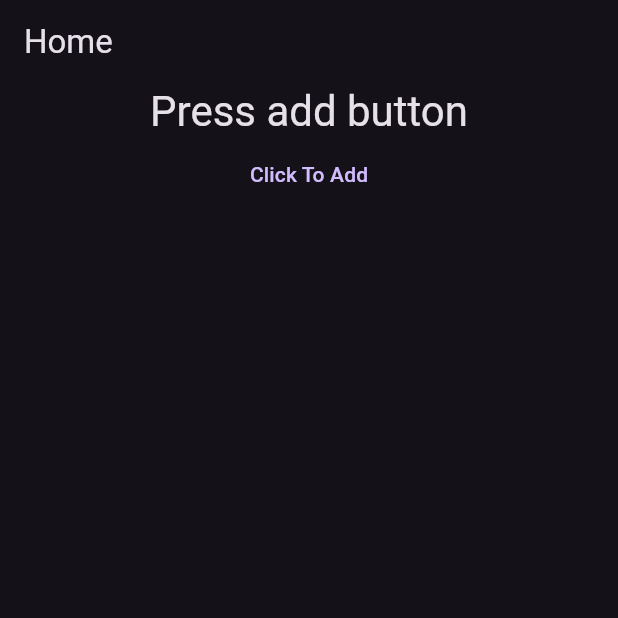
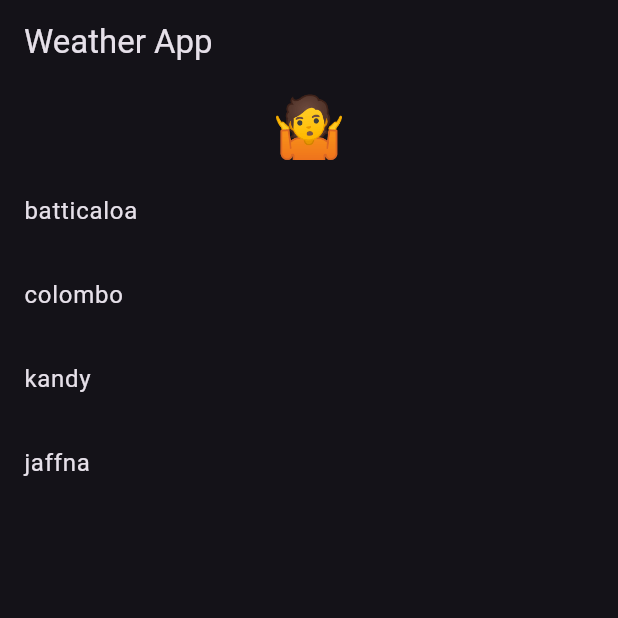
Before and after one commit to Danushan99/riverpod, a Flutter app: the screen it shows after launch, on a phone screen of 412 x 824 dp, the top half of it. Run offline on Flutter 3.47's test engine with Material 3 defaults, Android fonts, the phone set to English and light mode, and no system bars; our stand-ins replace hooks_riverpod.

Commit message:
done ex 3

```diff
--- /dev/null
+++ b/lib/enum.dart
@@ -0,0 +1,6 @@
+enum City {
+  batticaloa,
+  colombo,
+  kandy,
+  jaffna,
+}
--- a/lib/main.dart
+++ b/lib/main.dart
@@ -1,36 +1,13 @@
 import 'package:flutter/material.dart';
 import 'package:hooks_riverpod/hooks_riverpod.dart';
+import 'package:riverpod_ex_1/enum.dart';
 
 void main() {
   runApp(const ProviderScope(child: MyApp()));
 }
 
-extension OriginalInfexAdition<T extends num> on T? {
-  T? operator +(T? others) {
-    final shadow = this;
-    if (shadow != null) {
-      return shadow + (others ?? 0) as T;
-    } else {
-      return null;
-    }
-  }
-}
-
-//notifier
-class Counter extends StateNotifier<int?> {
-  Counter() : super(null);
-  // void incremennt() => state++;
-  void incremennt() => state = state == null ? 1 : state + 1;
-  int? get value => state;
-}
-
-//provider
-final CounterProvider =
-    StateNotifierProvider<Counter, int?>((ref) => Counter());
-
 class MyApp extends StatelessWidget {
   const MyApp({super.key});
-
   @override
   Widget build(BuildContext context) {
     return MaterialApp(
@@ -45,39 +22,77 @@ class MyApp extends StatelessWidget {
   }
 }
 
+typedef WetherEmoji = String;
+const unKnownWetherEmoji = '🤷';
+
+Future<WetherEmoji> getWether(City city) {
+  return Future.delayed(
+    const Duration(seconds: 2),
+    () =>
+        {
+          City.batticaloa: '🌦️',
+          City.jaffna: '🌧️',
+          City.colombo: '🌧️',
+          City.kandy: '☀️'
+        }[city] ??
+        unKnownWetherEmoji,
+  );
+}
+
+final currentCityProvider = StateProvider<City?>(
+  (ref) => null,
+);
+
+final wetherProvider = FutureProvider<WetherEmoji>((ref) {
+  final city = ref.watch(currentCityProvider);
+  if (city != null) {
+    return getWether(city);
+  } else {
+    return Future.value(unKnownWetherEmoji);
+  }
+});
+
 class HomePage extends ConsumerWidget {
   const HomePage({super.key});
 
   @override
   Widget build(BuildContext context, WidgetRef ref) {
+    final currentWether = ref.watch(wetherProvider);
     return Scaffold(
       appBar: AppBar(
-        title: const Text("Home"),
+        title: const Text("Weather App"),
       ),
-      body: SingleChildScrollView(
-          child: Column(
-        crossAxisAlignment: CrossAxisAlignment.stretch,
+      body: Column(
         children: [
-          Consumer(
-            builder: (context, ref, child) {
-              final count = ref.watch(CounterProvider);
-              final pressValue =
-                  count == null ? 'Press add button' : count.toString();
-              return Center(
-                child: Text(
-                  pressValue,
-                  style: Theme.of(context).textTheme.headlineMedium,
-                ),
-              );
+          currentWether.when(
+            data: (data) => Text(
+              data,
+              style: const TextStyle(fontSize: 40),
+            ),
+            error: (_, __) => const Text("Error"),
+            loading: () => const Padding(
+              padding: EdgeInsets.all(18.0),
+              child: CircularProgressIndicator(),
+            ),
+          ),
+          Expanded(
+              child: ListView.builder(
+            itemCount: City.values.length,
+            itemBuilder: (context, index) {
+              final city = City.values[index];
+              final isSelected = city == ref.watch(currentCityProvider);
+              return ListTile(
+                  title: Text(city.toString().split('.').last),
+                  trailing: isSelected ? const Icon(Icons.check) : null,
+                  onTap: () => ref
+                      .read(
+                        currentCityProvider.notifier,
+                      )
+                      .state = city);
             },
-          ),
-          TextButton(
-              onPressed: ref.read(CounterProvider.notifier).incremennt,
-              child: const Text(
-                "Click To Add",
-              ))
+          ))
         ],
-      )),
+      ),
     );
   }
 }
```
